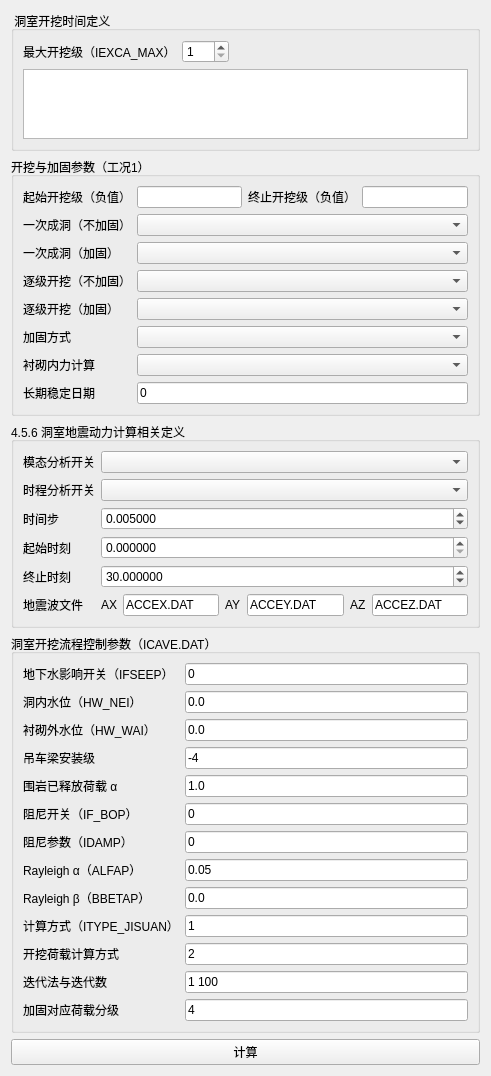
asd977/base_cae, file plugins/Base_Slover/CaveSupportComputationPage.ui: the form before one commit.
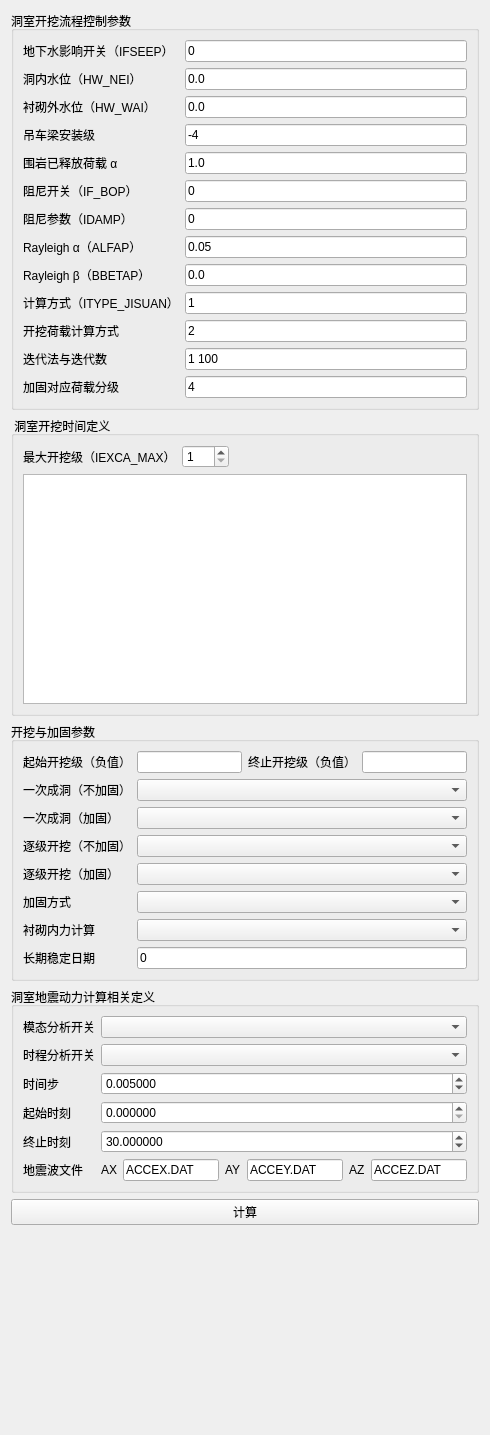
The form after the commit.

Commit message: 更新代码

The edit to the form file:
```diff
--- a/plugins/Base_Slover/CaveSupportComputationPage.ui
+++ b/plugins/Base_Slover/CaveSupportComputationPage.ui
@@ -6,13 +6,210 @@
    <rect>
     <x>0</x>
     <y>0</y>
-    <width>491</width>
-    <height>622</height>
+    <width>490</width>
+    <height>1435</height>
    </rect>
   </property>
   <layout class="QVBoxLayout" name="verticalLayoutRoot">
+   <item>
+    <widget class="QGroupBox" name="groupIcaveParams">
+     <property name="title">
+      <string>洞室开挖流程控制参数</string>
+     </property>
+     <layout class="QFormLayout" name="formLayoutIcave">
+      <item row="0" column="0">
+       <widget class="QLabel" name="label3">
+        <property name="text">
+         <string>地下水影响开关（IFSEEP）</string>
+        </property>
+       </widget>
+      </item>
+      <item row="0" column="1">
+       <widget class="QLineEdit" name="line3Edit">
+        <property name="text">
+         <string>0</string>
+        </property>
+       </widget>
+      </item>
+      <item row="1" column="0">
+       <widget class="QLabel" name="label5">
+        <property name="text">
+         <string>洞内水位（HW_NEI）</string>
+        </property>
+       </widget>
+      </item>
+      <item row="1" column="1">
+       <widget class="QLineEdit" name="line5Edit">
+        <property name="text">
+         <string>0.0</string>
+        </property>
+       </widget>
+      </item>
+      <item row="2" column="0">
+       <widget class="QLabel" name="label7">
+        <property name="text">
+         <string>衬砌外水位（HW_WAI）</string>
+        </property>
+       </widget>
+      </item>
+      <item row="2" column="1">
+       <widget class="QLineEdit" name="line7Edit">
+        <property name="text">
+         <string>0.0</string>
+        </property>
+       </widget>
+      </item>
+      <item row="3" column="0">
+       <widget class="QLabel" name="label10">
+        <property name="text">
+         <string>吊车梁安装级</string>
+        </property>
+       </widget>
+      </item>
+      <item row="3" column="1">
+       <widget class="QLineEdit" name="line10Edit">
+        <property name="text">
+         <string>-4</string>
+        </property>
+       </widget>
+      </item>
+      <item row="4" column="0">
+       <widget class="QLabel" name="label11">
+        <property name="text">
+         <string>围岩已释放荷载 α</string>
+        </property>
+       </widget>
+      </item>
+      <item row="4" column="1">
+       <widget class="QLineEdit" name="line11Edit">
+        <property name="text">
+         <string>1.0</string>
+        </property>
+       </widget>
+      </item>
+      <item row="5" column="0">
+       <widget class="QLabel" name="label18">
+        <property name="text">
+         <string>阻尼开关（IF_BOP）</string>
+        </property>
+       </widget>
+      </item>
+      <item row="5" column="1">
+       <widget class="QLineEdit" name="line18Edit">
+        <property name="text">
+         <string>0</string>
+        </property>
+       </widget>
+      </item>
+      <item row="6" column="0">
+       <widget class="QLabel" name="label19">
+        <property name="text">
+         <string>阻尼参数（IDAMP）</string>
+        </property>
+       </widget>
+      </item>
+      <item row="6" column="1">
+       <widget class="QLineEdit" name="line19Edit">
+        <property name="text">
+         <string>0</string>
+        </property>
+       </widget>
+      </item>
+      <item row="7" column="0">
+       <widget class="QLabel" name="label20">
+        <property name="text">
+         <string>Rayleigh α（ALFAP）</string>
+        </property>
+       </widget>
+      </item>
+      <item row="7" column="1">
+       <widget class="QLineEdit" name="line20Edit">
+        <property name="text">
+         <string>0.05</string>
+        </property>
+       </widget>
+      </item>
+      <item row="8" column="0">
+       <widget class="QLabel" name="label21">
+        <property name="text">
+         <string>Rayleigh β（BBETAP）</string>
+        </property>
+       </widget>
+      </item>
+      <item row="8" column="1">
+       <widget class="QLineEdit" name="line21Edit">
+        <property name="text">
+         <string>0.0</string>
+        </property>
+       </widget>
+      </item>
+      <item row="9" column="0">
+       <widget class="QLabel" name="label22">
+        <property name="text">
+         <string>计算方式（ITYPE_JISUAN）</string>
+        </property>
+       </widget>
+      </item>
+      <item row="9" column="1">
+       <widget class="QLineEdit" name="line22Edit">
+        <property name="text">
+         <string>1</string>
+        </property>
+       </widget>
+      </item>
+      <item row="10" column="0">
+       <widget class="QLabel" name="label23">
+        <property name="text">
+         <string>开挖荷载计算方式</string>
+        </property>
+       </widget>
+      </item>
+      <item row="10" column="1">
+       <widget class="QLineEdit" name="line23Edit">
+        <property name="text">
+         <string>2</string>
+        </property>
+       </widget>
+      </item>
+      <item row="11" column="0">
+       <widget class="QLabel" name="label24">
+        <property name="text">
+         <string>迭代法与迭代数</string>
+        </property>
+       </widget>
+      </item>
+      <item row="11" column="1">
+       <widget class="QLineEdit" name="line24Edit">
+        <property name="text">
+         <string>1 100</string>
+        </property>
+       </widget>
+      </item>
+      <item row="12" column="0">
+       <widget class="QLabel" name="label25">
+        <property name="text">
+         <string>加固对应荷载分级</string>
+        </property>
+       </widget>
+      </item>
+      <item row="12" column="1">
+       <widget class="QLineEdit" name="line25Edit">
+        <property name="text">
+         <string>4</string>
+        </property>
+       </widget>
+      </item>
+     </layout>
+    </widget>
+   </item>
    <item>
     <widget class="QGroupBox" name="groupExcavationTime">
+     <property name="minimumSize">
+      <size>
+       <width>0</width>
+       <height>300</height>
+      </size>
+     </property>
      <property name="title">
       <string> 洞室开挖时间定义</string>
      </property>
@@ -63,7 +260,7 @@
    <item>
     <widget class="QGroupBox" name="groupParams">
      <property name="title">
-      <string>开挖与加固参数（工况1）</string>
+      <string>开挖与加固参数</string>
      </property>
      <layout class="QFormLayout" name="formLayoutParams">
       <item row="0" column="1">
@@ -184,7 +381,7 @@
    <item>
     <widget class="QGroupBox" name="groupDyna">
      <property name="title">
-      <string>4.5.6 洞室地震动力计算相关定义</string>
+      <string>洞室地震动力计算相关定义</string>
      </property>
      <layout class="QFormLayout" name="formLayoutDyna">
       <item row="0" column="0">
@@ -352,42 +549,6 @@
      </layout>
     </widget>
    </item>
-
-   <item>
-    <widget class="QGroupBox" name="groupIcaveParams">
-     <property name="title">
-      <string>洞室开挖流程控制参数（ICAVE.DAT）</string>
-     </property>
-     <layout class="QFormLayout" name="formLayoutIcave">
-      <item row="0" column="0"><widget class="QLabel" name="label3"><property name="text"><string>地下水影响开关（IFSEEP）</string></property></widget></item>
-      <item row="0" column="1"><widget class="QLineEdit" name="line3Edit"><property name="text"><string>0</string></property></widget></item>
-      <item row="1" column="0"><widget class="QLabel" name="label5"><property name="text"><string>洞内水位（HW_NEI）</string></property></widget></item>
-      <item row="1" column="1"><widget class="QLineEdit" name="line5Edit"><property name="text"><string>0.0</string></property></widget></item>
-      <item row="2" column="0"><widget class="QLabel" name="label7"><property name="text"><string>衬砌外水位（HW_WAI）</string></property></widget></item>
-      <item row="2" column="1"><widget class="QLineEdit" name="line7Edit"><property name="text"><string>0.0</string></property></widget></item>
-      <item row="3" column="0"><widget class="QLabel" name="label10"><property name="text"><string>吊车梁安装级</string></property></widget></item>
-      <item row="3" column="1"><widget class="QLineEdit" name="line10Edit"><property name="text"><string>-4</string></property></widget></item>
-      <item row="4" column="0"><widget class="QLabel" name="label11"><property name="text"><string>围岩已释放荷载 α</string></property></widget></item>
-      <item row="4" column="1"><widget class="QLineEdit" name="line11Edit"><property name="text"><string>1.0</string></property></widget></item>
-      <item row="5" column="0"><widget class="QLabel" name="label18"><property name="text"><string>阻尼开关（IF_BOP）</string></property></widget></item>
-      <item row="5" column="1"><widget class="QLineEdit" name="line18Edit"><property name="text"><string>0</string></property></widget></item>
-      <item row="6" column="0"><widget class="QLabel" name="label19"><property name="text"><string>阻尼参数（IDAMP）</string></property></widget></item>
-      <item row="6" column="1"><widget class="QLineEdit" name="line19Edit"><property name="text"><string>0</string></property></widget></item>
-      <item row="7" column="0"><widget class="QLabel" name="label20"><property name="text"><string>Rayleigh α（ALFAP）</string></property></widget></item>
-      <item row="7" column="1"><widget class="QLineEdit" name="line20Edit"><property name="text"><string>0.05</string></property></widget></item>
-      <item row="8" column="0"><widget class="QLabel" name="label21"><property name="text"><string>Rayleigh β（BBETAP）</string></property></widget></item>
-      <item row="8" column="1"><widget class="QLineEdit" name="line21Edit"><property name="text"><string>0.0</string></property></widget></item>
-      <item row="9" column="0"><widget class="QLabel" name="label22"><property name="text"><string>计算方式（ITYPE_JISUAN）</string></property></widget></item>
-      <item row="9" column="1"><widget class="QLineEdit" name="line22Edit"><property name="text"><string>1</string></property></widget></item>
-      <item row="10" column="0"><widget class="QLabel" name="label23"><property name="text"><string>开挖荷载计算方式</string></property></widget></item>
-      <item row="10" column="1"><widget class="QLineEdit" name="line23Edit"><property name="text"><string>2</string></property></widget></item>
-      <item row="11" column="0"><widget class="QLabel" name="label24"><property name="text"><string>迭代法与迭代数</string></property></widget></item>
-      <item row="11" column="1"><widget class="QLineEdit" name="line24Edit"><property name="text"><string>1 100</string></property></widget></item>
-      <item row="12" column="0"><widget class="QLabel" name="label25"><property name="text"><string>加固对应荷载分级</string></property></widget></item>
-      <item row="12" column="1"><widget class="QLineEdit" name="line25Edit"><property name="text"><string>4</string></property></widget></item>
-     </layout>
-    </widget>
-   </item>
    <item>
     <widget class="QPushButton" name="btnCompute">
      <property name="text">
```
Left out of the diff: 14 changed lines with no effect on the pictures.
